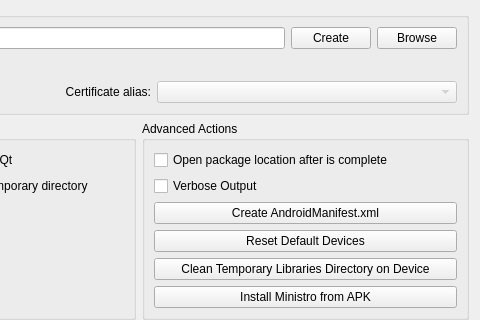
Before: the Qt Designer form src/plugins/android/androiddeployqtwidget.ui in qt-creator/qt-creator, drawn with Qt 5; both pictures show x 202 to 682 and y 130 to 450 of the 682 by 615 pixel window.
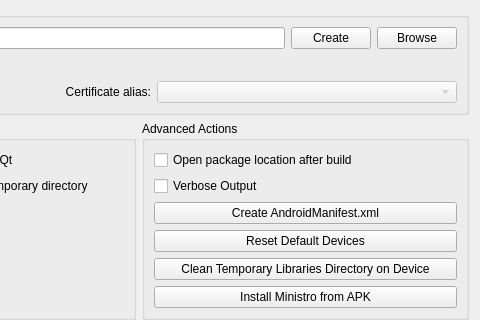
After: the same form once the commit is applied. Icons and pictures are not drawn.

Commit message: Android: Fix text of Open package checkbox

```diff
--- a/src/plugins/android/androiddeployqtwidget.ui
+++ b/src/plugins/android/androiddeployqtwidget.ui
@@ -167,7 +167,7 @@
       <item row="0" column="0">
        <widget class="QCheckBox" name="openPackageLocationCheckBox">
         <property name="text">
-         <string>Open package location after is complete</string>
+         <string>Open package location after build</string>
         </property>
        </widget>
       </item>
```
Left out of the diff: 8 changed lines with no effect on the pictures.
